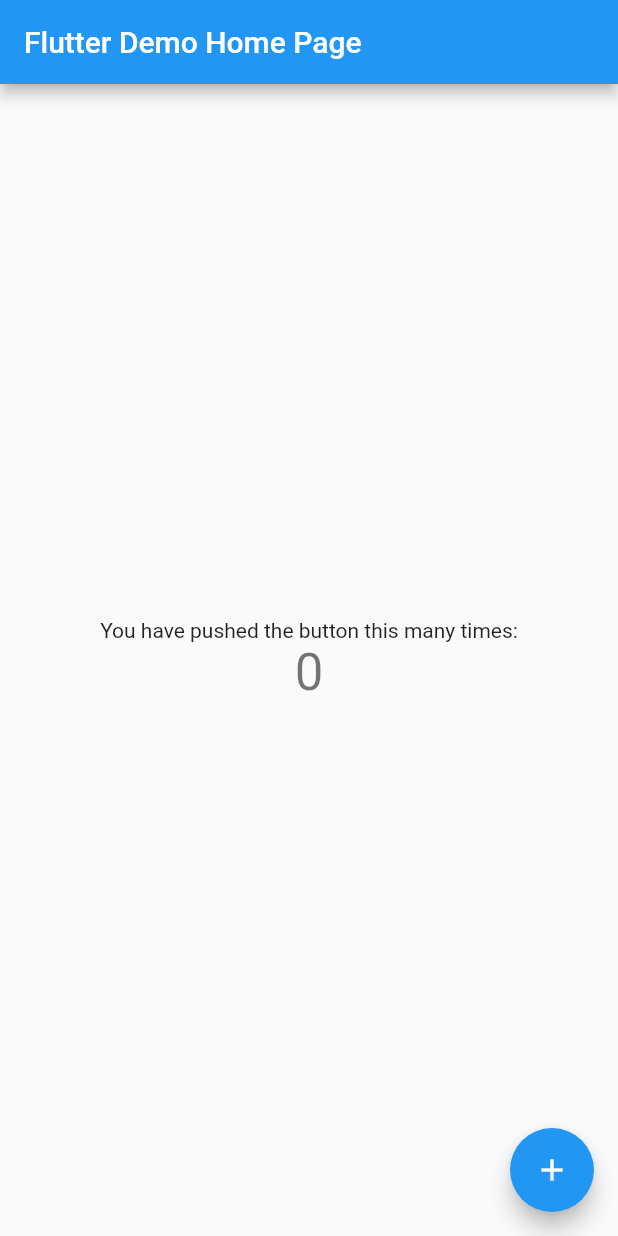
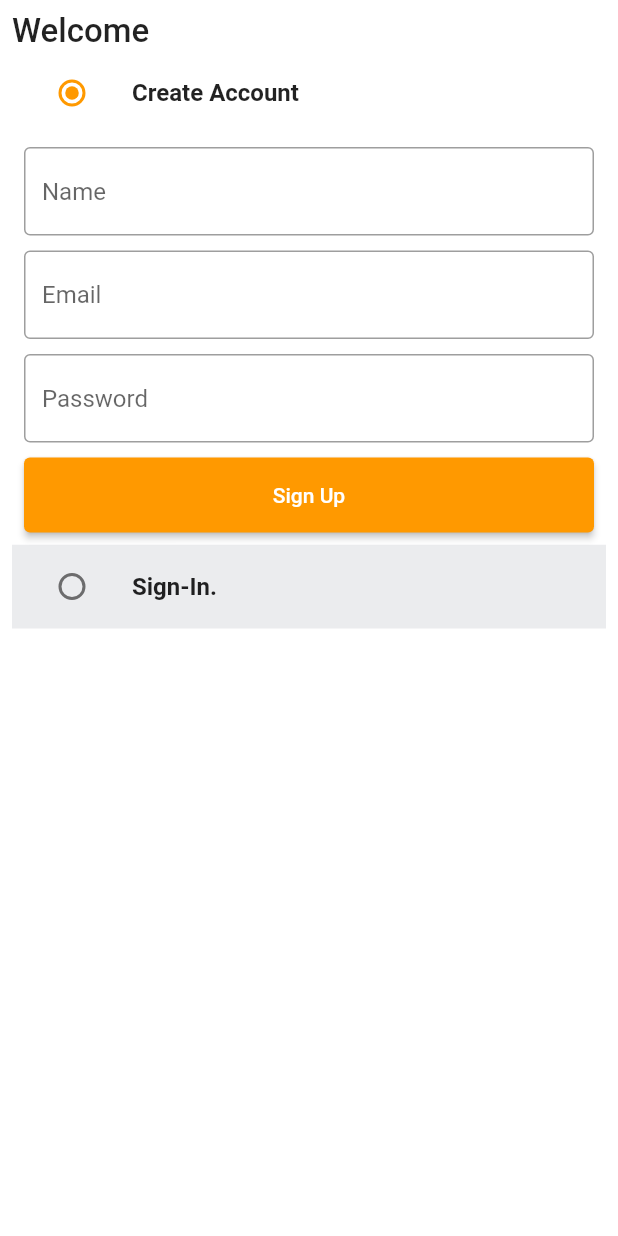
Before and after one commit to Starassassin-github/AmzonCloneFlutterTutorial2022, a Flutter app: the screen it shows after launch, on a phone screen of 412 x 824 dp. Run offline on Flutter 3.47's test engine with Material 2 defaults, Android fonts, the phone set to English and light mode, and no system bars.

Commit message:
01-UI-Auth-Register-Login
01-UI-Auth-Register-Login

```diff
--- /dev/null
+++ b/lib/common/widgets/custome_button.dart
@@ -0,0 +1,22 @@
+import 'package:flutter/material.dart';
+
+class CustomButton extends StatelessWidget {
+  final String text;
+  final VoidCallback onTap;
+
+  const CustomButton({Key? key, required this.text, required this.onTap})
+      : super(key: key);
+
+  @override
+  Widget build(BuildContext context) {
+    return ElevatedButton(
+      onPressed: onTap,
+      child: Text(
+        text,
+      ),
+      style: ElevatedButton.styleFrom(
+        minimumSize: const Size(double.infinity, 50),
+      ),
+    );
+  }
+}
--- /dev/null
+++ b/lib/common/widgets/custome_textfield.dart
@@ -0,0 +1,34 @@
+import 'package:flutter/material.dart';
+
+class CustomTextField extends StatelessWidget {
+  final TextEditingController controller;
+  final String hintText;
+  const CustomTextField({
+      Key? key,
+      required this.controller,
+      required this.hintText,
+  }) : super(key: key);
+
+  @override
+  Widget build(BuildContext context) {
+    return TextFormField(
+      controller: controller,
+      decoration: InputDecoration(
+        hintText: hintText,
+        border:  const OutlineInputBorder(
+          borderSide: BorderSide(
+            color: Colors.black38,
+          )
+        ),
+        enabledBorder: const OutlineInputBorder(
+          borderSide: BorderSide(
+            color: Colors.black38,
+          )
+        )
+      ),
+      validator: (val) {
+
+      },
+    );
+  }
+}
--- /dev/null
+++ b/lib/constants/global_variables.dart
@@ -0,0 +1,18 @@
+import 'package:flutter/material.dart';
+
+class GlobalVariables {
+   // COLORS
+  static const appBarGradient = LinearGradient(
+    colors: [
+      Color.fromARGB(255, 29, 201, 192),
+      Color.fromARGB(255, 125, 221, 216),
+    ],
+    stops: [0.5, 1.0],
+  );
+
+  static const secondaryColor = Color.fromRGBO(255, 153, 0, 1);
+  static const backgroundColor = Colors.white;
+  static const Color greyBackgroundCOlor = Color(0xffebecee);
+  static var selectedNavBarColor = Colors.cyan[800]!;
+  static const unselectedNavBarColor = Colors.black87;
+}
--- /dev/null
+++ b/lib/features/auth/screens/auth_screen.dart
@@ -0,0 +1,155 @@
+import 'package:amzonclonefluttertutorial2022/common/widgets/custome_button.dart';
+import 'package:amzonclonefluttertutorial2022/common/widgets/custome_textfield.dart';
+import 'package:amzonclonefluttertutorial2022/constants/global_variables.dart';
+import 'package:flutter/material.dart';
+
+enum Auth { signin, signup }
+
+class AuthScreen extends StatefulWidget {
+  static const String routeName = '/auth-screen';
+  const AuthScreen({Key? key}) : super(key: key);
+
+  @override
+  State<AuthScreen> createState() => _AuthScreenState();
+}
+
+class _AuthScreenState extends State<AuthScreen> {
+  Auth _auth = Auth.signup;
+  final _signUpFormKey = GlobalKey<FormState>();
+  final _signInFormKey = GlobalKey<FormState>();
+
+  final TextEditingController _emailController = TextEditingController();
+  final TextEditingController _passwordController = TextEditingController();
+  final TextEditingController _nameController = TextEditingController();
+
+  @override
+  void dispose() {
+    // TODO: implement dispose
+    super.dispose();
+    _emailController.dispose();
+    _passwordController.dispose();
+    _nameController.dispose();
+  }
+
+  @override
+  Widget build(BuildContext context) {
+    return Scaffold(
+      backgroundColor: GlobalVariables.backgroundColor,
+      body: SafeArea(
+        child: Padding(
+          padding: const EdgeInsets.all(8.0),
+          child: Column(
+            crossAxisAlignment: CrossAxisAlignment.start,
+            children: [
+              const Text(
+                'Welcome',
+                style: TextStyle(
+                  fontSize: 22,
+                  fontWeight: FontWeight.w500,
+                ),
+              ),
+              ListTile(
+                tileColor: _auth == Auth.signup
+                    ? GlobalVariables.backgroundColor
+                    : GlobalVariables.greyBackgroundCOlor,
+                title: const Text(
+                  'Create Account',
+                  style: TextStyle(
+                    fontWeight: FontWeight.bold,
+                  ),
+                ),
+                leading: Radio(
+                  activeColor: GlobalVariables.secondaryColor,
+                  value: Auth.signup,
+                  groupValue: _auth,
+                  onChanged: (Auth? val) {
+                    setState(() {
+                      _auth = val!;
+                    });
+                  },
+                ),
+              ),
+              if (_auth == Auth.signup)
+                Container(
+                  padding: const EdgeInsets.all(8),
+                  color: GlobalVariables.backgroundColor,
+                  child: Form(
+                    key: _signUpFormKey,
+                    child: Column(
+                      children: [
+                        CustomTextField(
+                          controller: _nameController,
+                          hintText: 'Name',
+                        ),
+                        const SizedBox(height: 10),
+                        CustomTextField(
+                          controller: _emailController,
+                          hintText: 'Email',
+                        ),
+                        const SizedBox(height: 10),
+                        CustomTextField(
+                          controller: _passwordController,
+                          hintText: 'Password',
+                        ),
+                        const SizedBox(
+                          height: 10,
+                        ),
+                        CustomButton(text: 'Sign Up', onTap: () {})
+                      ],
+                    ),
+                  ),
+                ),
+              ListTile(
+                tileColor: _auth == Auth.signin
+                    ? GlobalVariables.backgroundColor
+                    : GlobalVariables.greyBackgroundCOlor,
+                title: const Text(
+                  'Sign-In.',
+                  style: TextStyle(
+                    fontWeight: FontWeight.bold,
+                  ),
+                ),
+                leading: Radio(
+                  activeColor: GlobalVariables.secondaryColor,
+                  value: Auth.signin,
+                  groupValue: _auth,
+                  onChanged: (Auth? val) {
+                    setState(() {
+                      _auth = val!;
+                    });
+                  },
+                ),
+              ),
+              if (_auth == Auth.signin)
+                Container(
+                  padding: const EdgeInsets.all(8),
+                  color: GlobalVariables.backgroundColor,
+                  child: Form(
+                    key: _signUpFormKey,
+                    child: Column(
+                      children: [
+                        const SizedBox(height: 10),
+                        CustomTextField(
+                          controller: _emailController,
+                          hintText: 'Email',
+                        ),
+                        const SizedBox(height: 10),
+                        CustomTextField(
+                          controller: _passwordController,
+                          hintText: 'Password',
+                        ),
+                        const SizedBox(
+                          height: 10,
+                        ),
+                        CustomButton(text: 'Sign Up', onTap: () {})
+                      ],
+                    ),
+                  ),
+                ),
+            ],
+          ),
+        ),
+      ),
+    );
+  }
+}
--- a/lib/main.dart
+++ b/lib/main.dart
@@ -1,3 +1,6 @@
+import 'package:amzonclonefluttertutorial2022/constants/global_variables.dart';
+import 'package:amzonclonefluttertutorial2022/features/auth/screens/auth_screen.dart';
+import 'package:amzonclonefluttertutorial2022/router.dart';
 import 'package:flutter/material.dart';
 
 void main() {
@@ -7,109 +10,25 @@
 class MyApp extends StatelessWidget {
   const MyApp({Key? key}) : super(key: key);
 
-  // This widget is the root of your application.
   @override
   Widget build(BuildContext context) {
     return MaterialApp(
-      title: 'Flutter Demo',
+      title: 'Amazon Clone',
       theme: ThemeData(
-        // This is the theme of your application.
-        //
-        // Try running your application with "flutter run". You'll see the
-        // application has a blue toolbar. Then, without quitting the app, try
-        // changing the primarySwatch below to Colors.green and then invoke
-        // "hot reload" (press "r" in the console where you ran "flutter run",
-        // or simply save your changes to "hot reload" in a Flutter IDE).
-        // Notice that the counter didn't reset back to zero; the application
-        // is not restarted.
+        scaffoldBackgroundColor: GlobalVariables.backgroundColor,
+        colorScheme: const ColorScheme.light(
+          primary: GlobalVariables.secondaryColor,
+        ),
+        appBarTheme: AppBarTheme(
+          elevation: 0,
+          iconTheme: IconThemeData(
+            color: Colors.black,
+          ),
+        ),
         primarySwatch: Colors.blue,
       ),
-      home: const MyHomePage(title: 'Flutter Demo Home Page'),
+      onGenerateRoute: (settings) => generateRoute(settings),
+      home: const AuthScreen(),
     );
   }
 }
-
-class MyHomePage extends StatefulWidget {
-  const MyHomePage({Key? key, required this.title}) : super(key: key);
-
-  // This widget is the home page of your application. It is stateful, meaning
-  // that it has a State object (defined below) that contains fields that affect
-  // how it looks.
-
-  // This class is the configuration for the state. It holds the values (in this
-  // case the title) provided by the parent (in this case the App widget) and
-  // used by the build method of the State. Fields in a Widget subclass are
-  // always marked "final".
-
-  final String title;
-
-  @override
-  State<MyHomePage> createState() => _MyHomePageState();
-}
-
-class _MyHomePageState extends State<MyHomePage> {
-  int _counter = 0;
-
-  void _incrementCounter() {
-    setState(() {
-      // This call to setState tells the Flutter framework that something has
-      // changed in this State, which causes it to rerun the build method below
-      // so that the display can reflect the updated values. If we changed
-      // _counter without calling setState(), then the build method would not be
-      // called again, and so nothing would appear to happen.
-      _counter++;
-    });
-  }
-
-  @override
-  Widget build(BuildContext context) {
-    // This method is rerun every time setState is called, for instance as done
-    // by the _incrementCounter method above.
-    //
-    // The Flutter framework has been optimized to make rerunning build methods
-    // fast, so that you can just rebuild anything that needs updating rather
-    // than having to individually change instances of widgets.
-    return Scaffold(
-      appBar: AppBar(
-        // Here we take the value from the MyHomePage object that was created by
-        // the App.build method, and use it to set our appbar title.
-        title: Text(widget.title),
-      ),
-      body: Center(
-        // Center is a layout widget. It takes a single child and positions it
-        // in the middle of the parent.
-        child: Column(
-          // Column is also a layout widget. It takes a list of children and
-          // arranges them vertically. By default, it sizes itself to fit its
-          // children horizontally, and tries to be as tall as its parent.
-          //
-          // Invoke "debug painting" (press "p" in the console, choose the
-          // "Toggle Debug Paint" action from the Flutter Inspector in Android
-          // Studio, or the "Toggle Debug Paint" command in Visual Studio Code)
-          // to see the wireframe for each widget.
-          //
-          // Column has various properties to control how it sizes itself and
-          // how it positions its children. Here we use mainAxisAlignment to
-          // center the children vertically; the main axis here is the vertical
-          // axis because Columns are vertical (the cross axis would be
-          // horizontal).
-          mainAxisAlignment: MainAxisAlignment.center,
-          children: <Widget>[
-            const Text(
-              'You have pushed the button this many times:',
-            ),
-            Text(
-              '$_counter',
-              style: Theme.of(context).textTheme.headline4,
-            ),
-          ],
-        ),
-      ),
-      floatingActionButton: FloatingActionButton(
-        onPressed: _incrementCounter,
-        tooltip: 'Increment',
-        child: const Icon(Icons.add),
-      ), // This trailing comma makes auto-formatting nicer for build methods.
-    );
-  }
-}
--- /dev/null
+++ b/lib/router.dart
@@ -0,0 +1,23 @@
+
+import 'package:amzonclonefluttertutorial2022/features/auth/screens/auth_screen.dart';
+import 'package:flutter/material.dart';
+
+Route<dynamic> generateRoute(RouteSettings routeSettings) {
+  switch(routeSettings.name) {
+     case AuthScreen.routeName:
+      return MaterialPageRoute(
+        settings: routeSettings,
+        builder: (_) => const AuthScreen(),
+      );
+    default:
+      return MaterialPageRoute(
+        settings: routeSettings,
+        builder: (_) => const Scaffold(
+          body: Center(
+            child: Text('Screen does not exist!'),
+          ),
+        ),
+      );
+
+  }
+}
```
